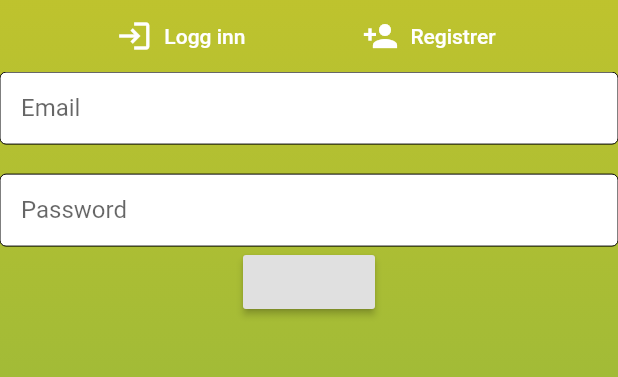
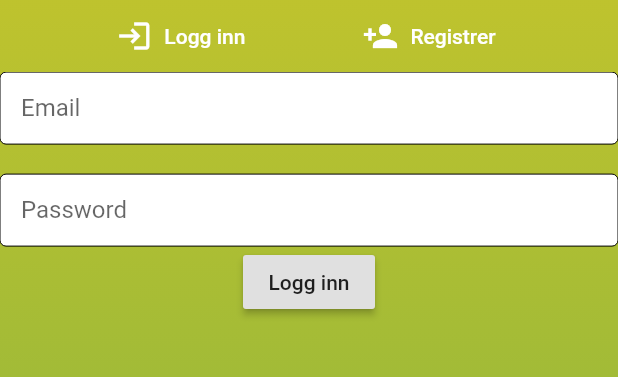
Before and after one commit to stianflatset/link_us, a Flutter app: the LoginRegMenu screen opened directly, on a phone screen of 412 x 824 dp, the part 195-572 px from its top. Run offline on Flutter 3.47's test engine with Material 2 defaults, Android fonts, the phone set to English and light mode, and no system bars; our stand-ins replace firebase_auth, firebase_core; accounts and stored records are empty.

```diff
--- a/lib/views_login_reg/login_view.dart
+++ b/lib/views_login_reg/login_view.dart
@@ -1,4 +1,3 @@
-import 'package:firebase_auth/firebase_auth.dart';
 import 'package:flutter/material.dart';
 import 'package:link_us/services/auth_service.dart';
 import 'package:provider/provider.dart';
@@ -24,6 +23,7 @@ class LoginView extends StatelessWidget {
           decoration: buildSignUpInputDecoration("Password"),
         ),
         RaisedButton(
+          child: Text("Logg inn"),
             onPressed: () {
               // Code for signing in
               context.read<AuthService>().signIn(
--- a/lib/views_main/menu_view.dart
+++ b/lib/views_main/menu_view.dart
@@ -13,9 +13,12 @@ class _MenuViewState extends State<MenuView> {
   Widget build(BuildContext context) {
     return Center(
       child:
-      RaisedButton(onPressed: () {
+      RaisedButton(
+        child: Text("Logg ut"),
+          onPressed: () {
         context.read<AuthService>().signOut();
-      })
+      }
+      )
 
     );
   }
```
Also changed, not shown: 7 other files.
